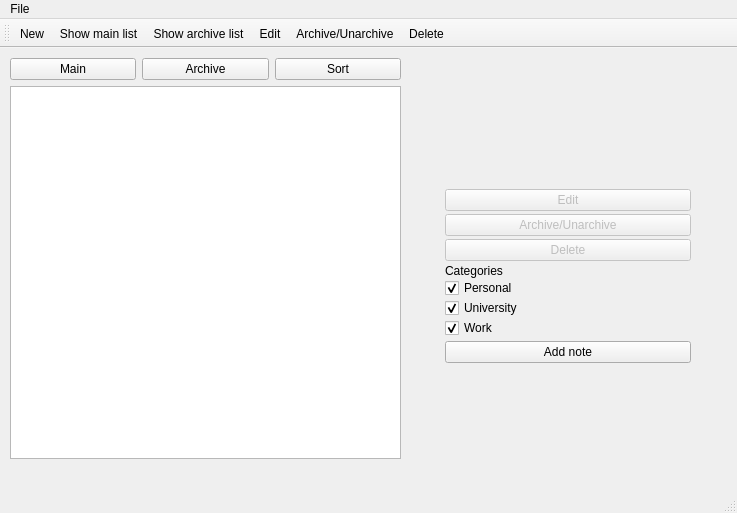
The window that laba 2/Notes_app/mainwindow.ui (olyzko/oop-labs-2-course) describes before a commit, drawn with Qt 5.
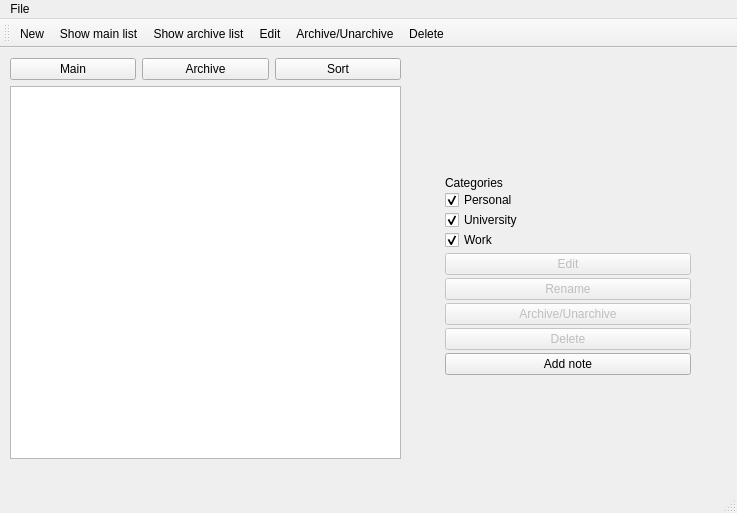
The same window after the commit. Icons and pictures are not drawn.

```diff
--- a/laba 2/Notes_app/mainwindow.ui
+++ b/laba 2/Notes_app/mainwindow.ui
@@ -100,36 +100,6 @@
        <property name="bottomMargin">
         <number>40</number>
        </property>
-       <item>
-        <widget class="QPushButton" name="edit_button">
-         <property name="enabled">
-          <bool>false</bool>
-         </property>
-         <property name="text">
-          <string>Edit</string>
-         </property>
-        </widget>
-       </item>
-       <item>
-        <widget class="QPushButton" name="archive_button">
-         <property name="enabled">
-          <bool>false</bool>
-         </property>
-         <property name="text">
-          <string>Archive/Unarchive</string>
-         </property>
-        </widget>
-       </item>
-       <item>
-        <widget class="QPushButton" name="delete_button">
-         <property name="enabled">
-          <bool>false</bool>
-         </property>
-         <property name="text">
-          <string>Delete</string>
-         </property>
-        </widget>
-       </item>
        <item>
         <layout class="QVBoxLayout" name="verticalLayout_14">
          <property name="spacing">
@@ -183,6 +153,46 @@
          </item>
         </layout>
        </item>
+       <item>
+        <widget class="QPushButton" name="edit_button">
+         <property name="enabled">
+          <bool>false</bool>
+         </property>
+         <property name="text">
+          <string>Edit</string>
+         </property>
+        </widget>
+       </item>
+       <item>
+        <widget class="QPushButton" name="renameButton">
+         <property name="enabled">
+          <bool>false</bool>
+         </property>
+         <property name="text">
+          <string>Rename</string>
+         </property>
+        </widget>
+       </item>
+       <item>
+        <widget class="QPushButton" name="archive_button">
+         <property name="enabled">
+          <bool>false</bool>
+         </property>
+         <property name="text">
+          <string>Archive/Unarchive</string>
+         </property>
+        </widget>
+       </item>
+       <item>
+        <widget class="QPushButton" name="delete_button">
+         <property name="enabled">
+          <bool>false</bool>
+         </property>
+         <property name="text">
+          <string>Delete</string>
+         </property>
+        </widget>
+       </item>
        <item>
         <widget class="QPushButton" name="add_button">
          <property name="text">
```
